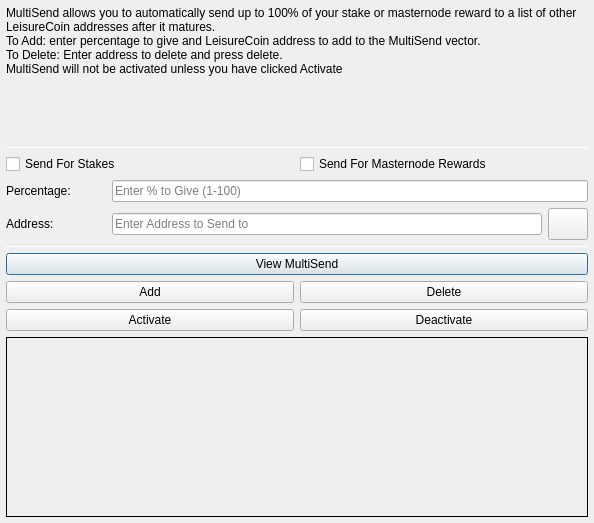
Qt form src/qt/forms/multisenddialog.ui (LeisureCoinProject/LeisureCoin-Core) before a commit.
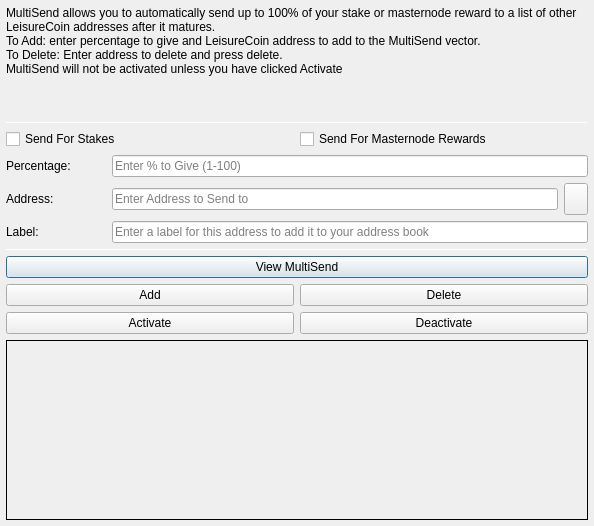
The same form after that commit. Icons and pictures are not drawn.

```diff
--- a/src/qt/forms/multisenddialog.ui
+++ b/src/qt/forms/multisenddialog.ui
@@ -10,7 +10,7 @@
     <x>0</x>
     <y>0</y>
     <width>594</width>
-    <height>523</height>
+    <height>526</height>
    </rect>
   </property>
   <property name="windowTitle">
@@ -30,7 +30,7 @@
     <number>6</number>
    </property>
    <item>
-    <layout class="QVBoxLayout" name="verticalLayout_Main" stretch="1,1,1,1,1,1">
+    <layout class="QVBoxLayout" name="verticalLayout_Main" stretch="1,1,1,0,1,1,1">
      <item>
       <widget class="QLabel" name="label_2">
        <property name="lineWidth">
@@ -148,7 +148,7 @@
           </widget>
          </item>
          <item>
-          <widget class="QPushButton" name="addressBookButton">
+          <widget class="QToolButton" name="addressBookButton">
            <property name="maximumSize">
             <size>
              <width>16777215</width>
@@ -168,15 +168,36 @@
            <property name="shortcut">
             <string>Alt+A</string>
            </property>
-           <property name="autoDefault">
-            <bool>false</bool>
-           </property>
           </widget>
          </item>
         </layout>
        </item>
       </layout>
      </item>
+     <item>
+      <layout class="QHBoxLayout" name="horizontalLayout_3">
+       <item>
+        <widget class="QLabel" name="label_3">
+         <property name="minimumSize">
+          <size>
+           <width>100</width>
+           <height>0</height>
+          </size>
+         </property>
+         <property name="text">
+          <string>Label:</string>
+         </property>
+        </widget>
+       </item>
+       <item>
+        <widget class="QLineEdit" name="labelAddressLabelEdit">
+         <property name="placeholderText">
+          <string>Enter a label for this address to add it to your address book</string>
+         </property>
+        </widget>
+       </item>
+      </layout>
+     </item>
      <item>
       <widget class="Line" name="line_2">
        <property name="minimumSize">
```
